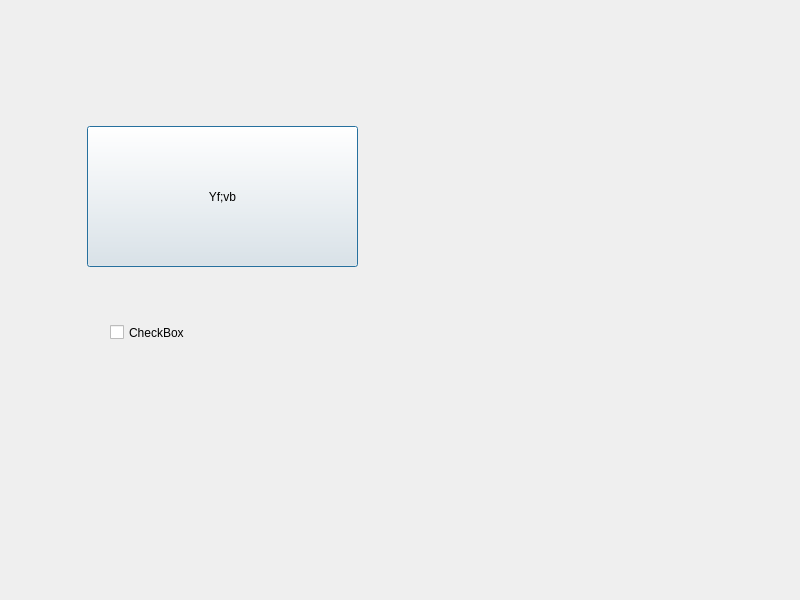
Qt form dialog.ui (karulin-vc/StartGit) before a commit.
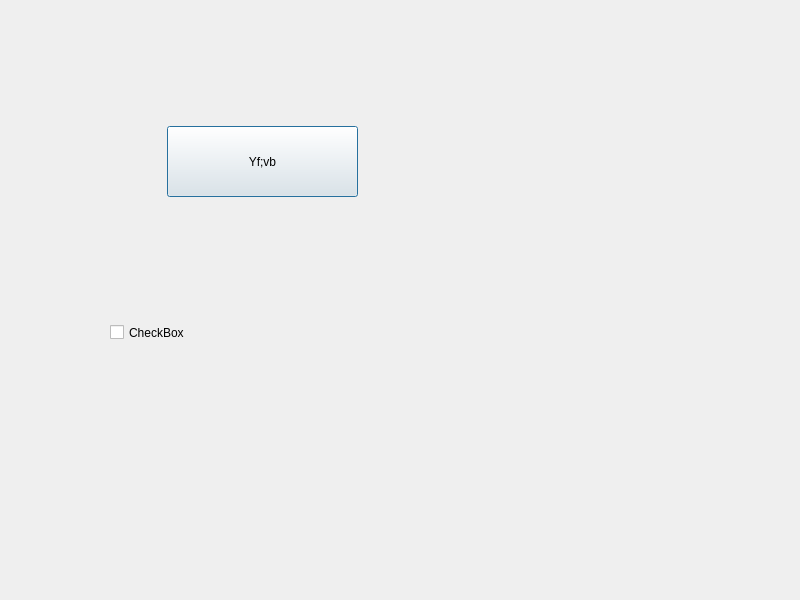
The same form after that commit.

What changed in the file:
```diff
--- a/dialog.ui
+++ b/dialog.ui
@@ -16,10 +16,10 @@
   <widget class="QPushButton" name="pushButton">
    <property name="geometry">
     <rect>
-     <x>87</x>
+     <x>167</x>
      <y>126</y>
-     <width>271</width>
-     <height>141</height>
+     <width>191</width>
+     <height>71</height>
     </rect>
    </property>
    <property name="text">
```
